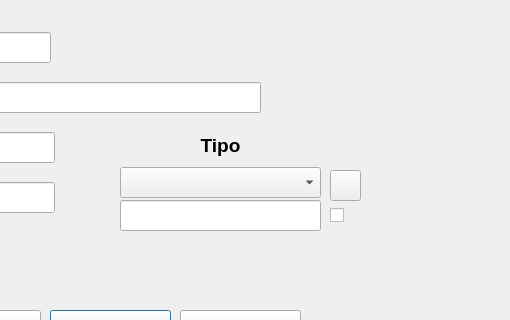
The window that ArtvidrosV3/sqlarea.ui (PedrOliveiraM/Artvidros-2023) describes before a commit, drawn with Qt 5; both pictures show x 290 to 800 and y 190 to 510 of the 800 by 600 pixel window.
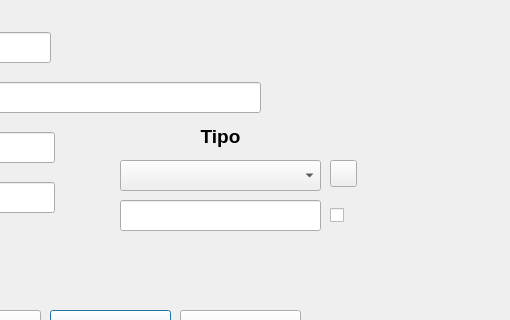
The same window after the commit. Icons and pictures are not drawn.

```diff
--- a/ArtvidrosV3/sqlarea.ui
+++ b/ArtvidrosV3/sqlarea.ui
@@ -100,9 +100,9 @@
    <property name="geometry">
     <rect>
      <x>410</x>
-     <y>320</y>
+     <y>310</y>
      <width>201</width>
-     <height>68</height>
+     <height>71</height>
     </rect>
    </property>
    <property name="font">
@@ -341,9 +341,9 @@
    <property name="geometry">
     <rect>
      <x>620</x>
-     <y>360</y>
-     <width>31</width>
-     <height>31</height>
+     <y>350</y>
+     <width>27</width>
+     <height>27</height>
     </rect>
    </property>
    <property name="text">
```
